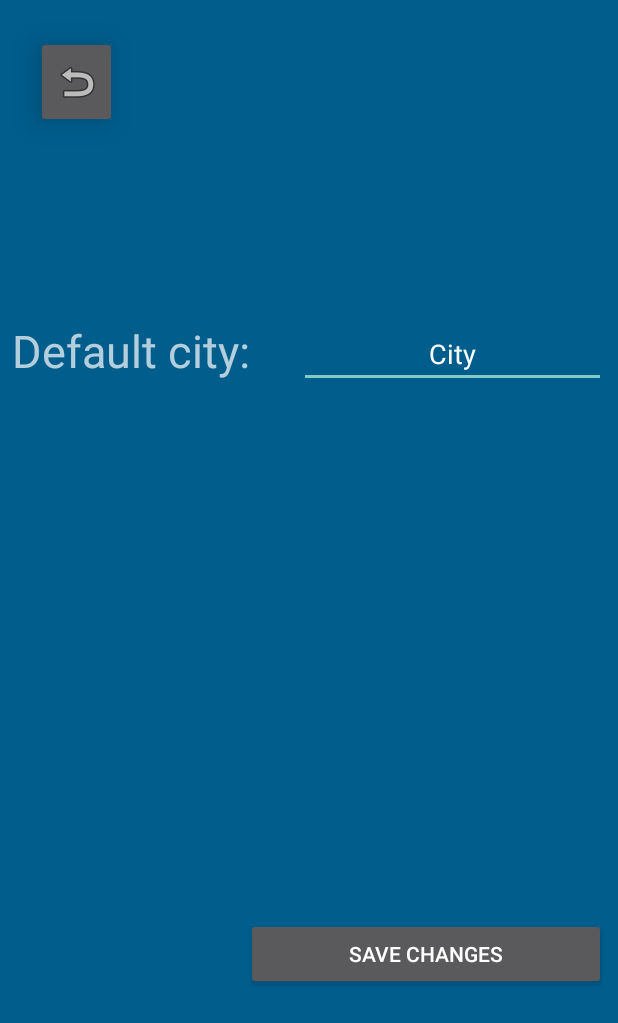
After one commit to GionaFossati/WeatherCompare-Android-APP, an Android app: the layout settings.xml on its own in the app's theme, with its tools: preview values and no code run, on a phone screen of 412 x 824 dp. The commit adds this screen. Shown: the top 1023 px of the screen. Run offline under Robolectric (Android 15) with nearby library versions, the phone set to English and light mode, and no system bars.

Commit message:
0.0.8
Locked screenOrientation, added Toast on refresh, created Settings xml and some minor changes.

```diff
--- a/app/src/main/AndroidManifest.xml
+++ b/app/src/main/AndroidManifest.xml
@@ -12,7 +12,10 @@
         android:supportsRtl="true"
         android:screenOrientation="portrait"
         android:theme="@style/Theme.AppCompat.NoActionBar">
-        <activity android:name=".MainActivity">
+
+        <activity
+            android:name=".MainActivity"
+            android:screenOrientation="portrait">
             <intent-filter>
                 <action android:name="android.intent.action.MAIN" />
 
--- a/app/src/main/java/com/wc/giona/weathercompare/MainActivity.java
+++ b/app/src/main/java/com/wc/giona/weathercompare/MainActivity.java
@@ -6,6 +6,7 @@ import android.os.Bundle;
 import android.view.View;
 import android.widget.Button;
 import android.widget.TextView;
+import android.widget.Toast;
 
 public class MainActivity extends AppCompatActivity{
 
@@ -56,6 +57,7 @@ public class MainActivity extends AppCompatActivity{
             @Override
             public void onClick(View v) {
                 try {
+                    Toast.makeText(getBaseContext(), "Updating weather!" , Toast.LENGTH_SHORT ).show();
                     owmInfo = fetchWeatherOwm.getJSONowm("Verona");
                     apixuInfo = fetchWeatherApixu.getJSONapixu("Verona");
                     wuInfo = fetchWeatherWu.getForecastJSONwu("verona");
--- /dev/null
+++ b/app/src/main/res/layout/settings.xml
@@ -0,0 +1,60 @@
+<?xml version="1.0" encoding="utf-8"?>
+<android.support.constraint.ConstraintLayout xmlns:android="http://schemas.android.com/apk/res/android"
+    xmlns:app="http://schemas.android.com/apk/res-auto"
+    xmlns:tools="http://schemas.android.com/tools"
+    android:id="@+id/settings"
+    android:layout_width="match_parent"
+    android:layout_height="match_parent"
+    android:background="@color/backgroundColor">
+
+    <ImageButton
+        android:id="@+id/backbutton"
+        android:layout_width="54dp"
+        android:layout_height="61dp"
+        android:layout_marginStart="24dp"
+        android:layout_marginTop="24dp"
+        android:contentDescription="backbutton"
+        android:elevation="12dp"
+        app:layout_constraintStart_toStartOf="parent"
+        app:layout_constraintTop_toTopOf="parent"
+        app:srcCompat="@android:drawable/ic_menu_revert" />
+
+    <TextView
+        android:id="@+id/textView"
+        android:layout_width="159dp"
+        android:layout_height="wrap_content"
+        android:layout_marginStart="8dp"
+        android:layout_marginTop="128dp"
+        android:text="Default city:"
+        android:textSize="30sp"
+        app:layout_constraintStart_toStartOf="parent"
+        app:layout_constraintTop_toBottomOf="@+id/backbutton" />
+
+    <EditText
+        android:id="@+id/editText"
+        android:layout_width="0dp"
+        android:layout_height="wrap_content"
+        android:layout_marginEnd="8dp"
+        android:layout_marginStart="32dp"
+        android:ems="10"
+        android:inputType="textPersonName"
+        android:text="City"
+        android:textAlignment="center"
+        app:layout_constraintEnd_toEndOf="parent"
+        app:layout_constraintStart_toEndOf="@+id/textView"
+        app:layout_constraintTop_toTopOf="@+id/textView" />
+
+    <Button
+        android:id="@+id/button"
+        android:layout_width="0dp"
+        android:layout_height="wrap_content"
+        android:layout_marginBottom="164dp"
+        android:layout_marginEnd="8dp"
+        android:layout_marginStart="164dp"
+        android:elevation="14dp"
+        android:text="Save changes"
+        app:layout_constraintBottom_toBottomOf="parent"
+        app:layout_constraintEnd_toEndOf="parent"
+        app:layout_constraintHorizontal_bias="0.537"
+        app:layout_constraintStart_toStartOf="parent" />
+</android.support.constraint.ConstraintLayout>
--- a/app/src/main/res/values/colors.xml
+++ b/app/src/main/res/values/colors.xml
@@ -4,4 +4,5 @@
     <color name="colorPrimaryDark">#6fffffff</color>
     <color name="colorAccent">#ff4081</color>
     <color name="TEXTORANGE">#f2a247</color>
+    <color name="backgroundColor">#005d8c</color>
 </resources>
```
Also changed, not shown: app/src/main/java/com/wc/giona/weathercompare/FetchResultsWu.java (deleted, +0 -31 lines), app/src/main/java/com/wc/giona/weathercompare/ResultsUI.java (deleted, +0 -31 lines), app/src/main/java/com/wc/giona/weathercompare/Settings.java (added, +8 -0 lines), app/src/main/res/layout/activity_main.xml (+113 -191 lines).
